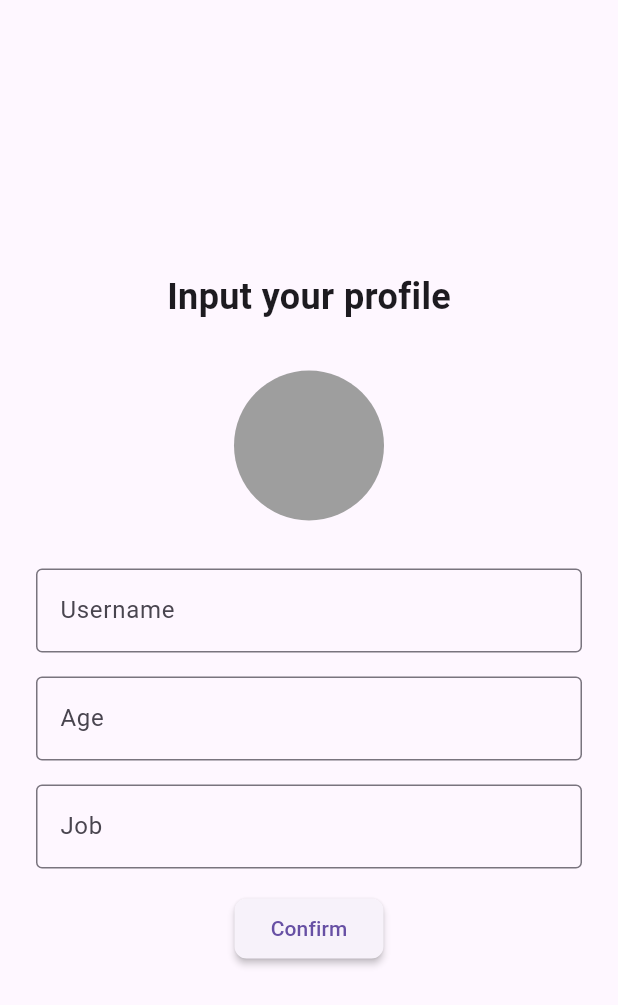
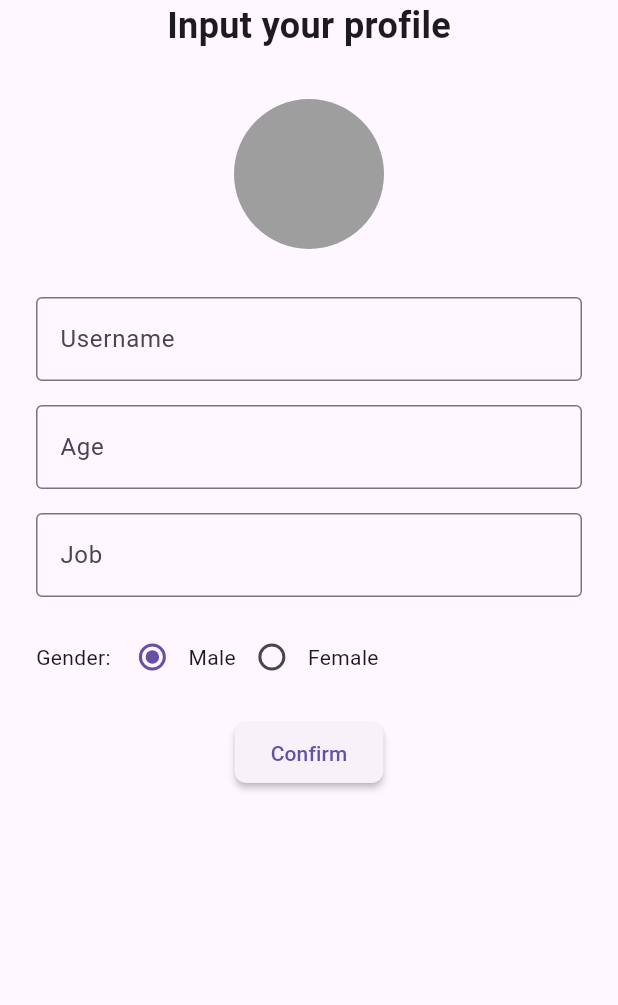
Before and after one commit to MindSolver/mindsolver-flutter, a Flutter app: the InputProfileScreen screen opened directly with empty values, on a phone screen of 412 x 824 dp. Shown: the top 1005 px of the screen. Run offline on Flutter 3.47's test engine with Material 3 defaults, Android fonts, the phone set to English and light mode, and no system bars; our stand-ins replace cloud_firestore, firebase_auth, firebase_core, firebase_storage, flutter_svg, google_sign_in and 2 more; missing offline and left inert: eventsource; accounts and stored records are empty; Roboto replaces fonts that are missing (Pretendard).

```diff
--- a/lib/models/user.dart
+++ b/lib/models/user.dart
@@ -3,6 +3,7 @@ class UserDoc {
   final String name;
   final String job;
   final String profileUrl;
+  final int gener; // 0: 남자, 1: 여자
 
   final int age;
 
@@ -12,5 +13,11 @@ class UserDoc {
     required this.job,
     required this.profileUrl,
     required this.age,
+    required this.gener,
   });
+
+  @override
+  String toString() {
+    return 'UserDoc{uid: $uid, name: $name, job: $job, profileUrl: $profileUrl, age: $age, gener: $gener}';
+  }
 }
--- a/lib/screens/auth/input_profile_screen.dart
+++ b/lib/screens/auth/input_profile_screen.dart
@@ -22,11 +22,11 @@ class _InputProfileScreenState extends State<InputProfileScreen> {
   late TextEditingController _userNameController;
   final _ageController = TextEditingController();
   final _jobController = TextEditingController();
+  int _gender = 0; // 초기값은 남자로 설정
 
   @override
   void initState() {
     super.initState();
-
     _userNameController = TextEditingController(text: widget.userName);
   }
 
@@ -36,6 +36,7 @@ class _InputProfileScreenState extends State<InputProfileScreen> {
       create: (context) => viewModel,
       child: Scaffold(
         body: SafeArea(
+          child: SingleChildScrollView(
             child: Container(
               margin: EdgeInsets.symmetric(horizontal: 24),
               child: Column(
@@ -70,6 +71,32 @@ class _InputProfileScreenState extends State<InputProfileScreen> {
                     ),
                   ),
                   SizedBox(height: 16),
+                  Row(
+                    children: [
+                      Text('Gender: '),
+                      Radio(
+                        value: 0,
+                        groupValue: _gender,
+                        onChanged: (value) {
+                          setState(() {
+                            _gender = value as int;
+                          });
+                        },
+                      ),
+                      Text('Male'),
+                      Radio(
+                        value: 1,
+                        groupValue: _gender,
+                        onChanged: (value) {
+                          setState(() {
+                            _gender = value as int;
+                          });
+                        },
+                      ),
+                      Text('Female'),
+                    ],
+                  ),
+                  SizedBox(height: 16),
                   ElevatedButton(
                     onPressed: () async {
                       final name = _userNameController.text;
@@ -78,7 +105,8 @@ class _InputProfileScreenState extends State<InputProfileScreen> {
                         name: name,
                         job: job,
                         profileUrl: viewModel.profileUrl,
-                      age: int.parse(_ageController.text),
+                        age: int.tryParse(_ageController.text) ?? 0,
+                        gener: _gender,
                       ));
                       if (!mounted) return;
                       Navigator.of(context).push(MaterialPageRoute(builder: (context) => MyHomePage()));
@@ -95,6 +123,7 @@ class _InputProfileScreenState extends State<InputProfileScreen> {
             ),
           ),
         ),
+      ),
     );
   }
 }
--- a/lib/screens/auth/input_profile_view_model.dart
+++ b/lib/screens/auth/input_profile_view_model.dart
@@ -65,6 +65,7 @@ class InputProfileViewModel extends ChangeNotifier {
         'age': user.age,
         'job': user.job,
         'profileUrl': user.profileUrl,
+        'gener': user.gener,
       });
     } catch (e) {
       debugPrint('Error adding user: $e');
```
Also changed, not shown: lib/screens/mypage/my_page_screen.dart (+24 -6 lines), lib/screens/mypage/my_page_view_model.dart (added, +44 -0 lines). Lines whose indentation alone changed are shown as unchanged.
